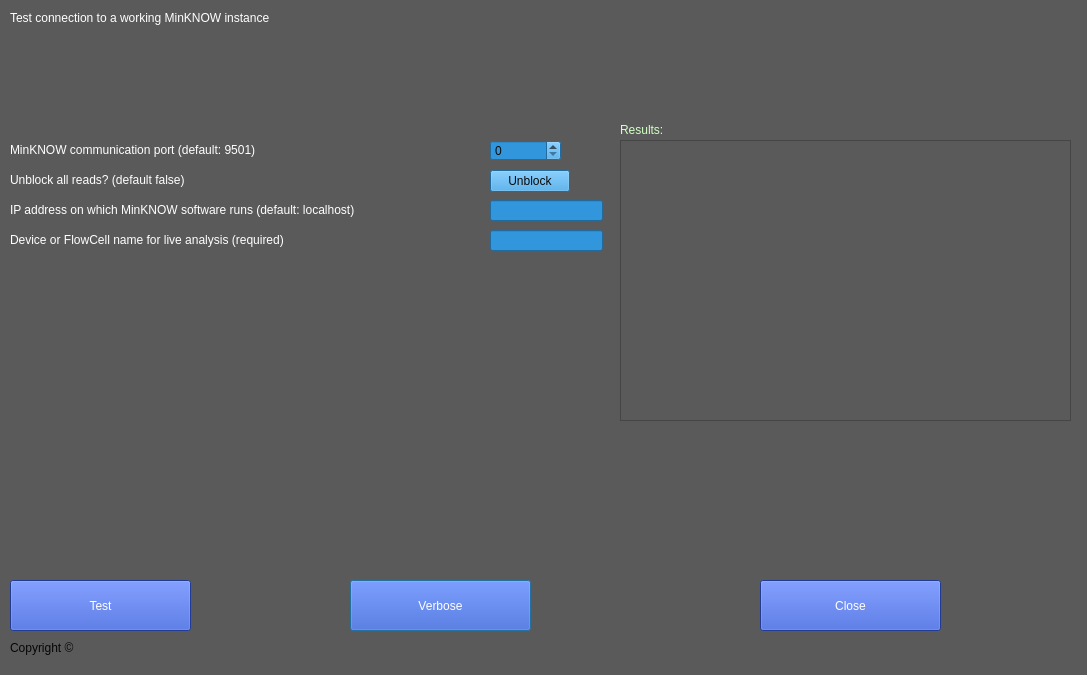
First picture: the form in src/main/ui/connection_test_mainwindow.ui, repository JensUweUlrich/ReadBouncer, before the edit.
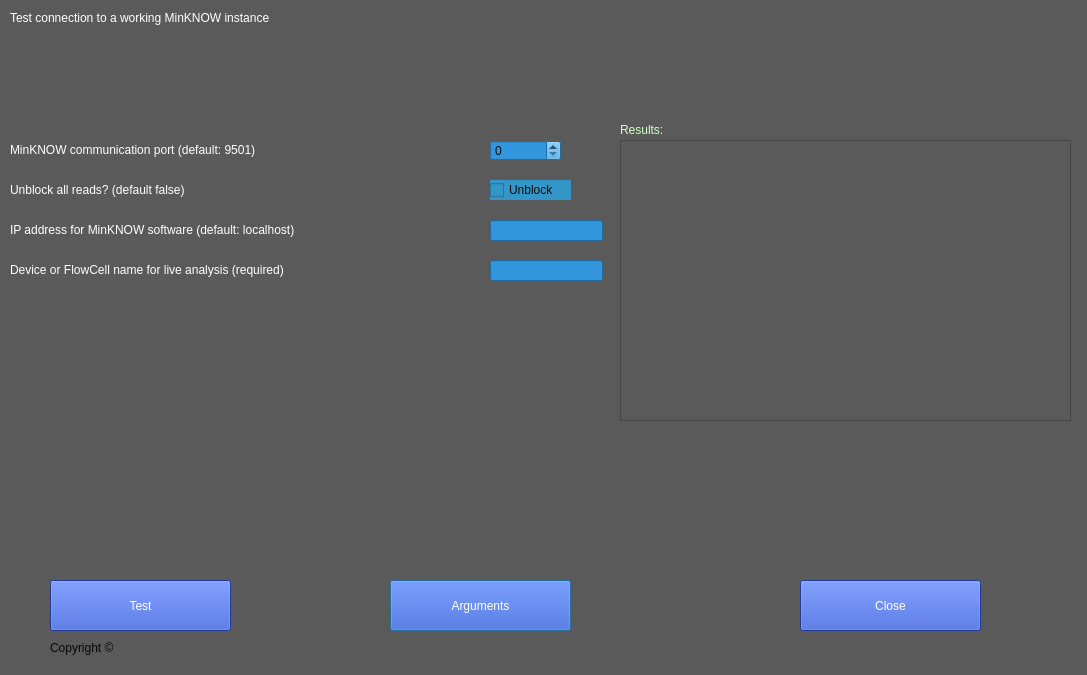
Second picture: the form after the edit.

What changed in the file:
```diff
--- a/src/main/ui/connection_test_mainwindow.ui
+++ b/src/main/ui/connection_test_mainwindow.ui
@@ -10,6 +10,12 @@
     <height>675</height>
    </rect>
   </property>
+  <property name="maximumSize">
+   <size>
+    <width>1087</width>
+    <height>675</height>
+   </size>
+  </property>
   <property name="windowTitle">
    <string>Dialog</string>
   </property>
@@ -19,7 +25,7 @@
   <widget class="QLabel" name="label_2">
    <property name="geometry">
     <rect>
-     <x>10</x>
+     <x>50</x>
      <y>640</y>
      <width>941</width>
      <height>16</height>
@@ -53,7 +59,7 @@
    <property name="geometry">
     <rect>
      <x>490</x>
-     <y>230</y>
+     <y>260</y>
      <width>113</width>
      <height>21</height>
     </rect>
@@ -109,7 +115,7 @@
    <property name="geometry">
     <rect>
      <x>10</x>
-     <y>170</y>
+     <y>180</y>
      <width>461</width>
      <height>20</height>
     </rect>
@@ -142,7 +148,7 @@
   <widget class="QPushButton" name="pushButton_7">
    <property name="geometry">
     <rect>
-     <x>350</x>
+     <x>390</x>
      <y>580</y>
      <width>181</width>
      <height>51</height>
@@ -155,7 +161,7 @@
 border-color: rgb(170, 255, 0);</string>
    </property>
    <property name="text">
-    <string>Verbose</string>
+    <string>Arguments</string>
    </property>
   </widget>
   <widget class="QLabel" name="label_5">
@@ -179,7 +185,7 @@
    <property name="geometry">
     <rect>
      <x>10</x>
-     <y>200</y>
+     <y>220</y>
      <width>461</width>
      <height>20</height>
     </rect>
@@ -189,13 +195,13 @@
 font: 75 10pt &quot;MS Shell Dlg 2&quot;;</string>
    </property>
    <property name="text">
-    <string>IP address on which MinKNOW software runs (default: localhost)</string>
+    <string>IP address for MinKNOW software (default: localhost)</string>
    </property>
   </widget>
   <widget class="QPushButton" name="pushButton_4">
    <property name="geometry">
     <rect>
-     <x>10</x>
+     <x>50</x>
      <y>580</y>
      <width>181</width>
      <height>51</height>
@@ -215,7 +221,7 @@
    <property name="geometry">
     <rect>
      <x>490</x>
-     <y>200</y>
+     <y>220</y>
      <width>113</width>
      <height>21</height>
     </rect>
@@ -232,7 +238,7 @@
   <widget class="QPushButton" name="pushButton_3">
    <property name="geometry">
     <rect>
-     <x>760</x>
+     <x>800</x>
      <y>580</y>
      <width>181</width>
      <height>51</height>
@@ -252,7 +258,7 @@
    <property name="geometry">
     <rect>
      <x>10</x>
-     <y>230</y>
+     <y>260</y>
      <width>461</width>
      <height>20</height>
     </rect>
@@ -265,19 +271,20 @@
     <string>Device or FlowCell name for live analysis (required)</string>
    </property>
   </widget>
-  <widget class="QPushButton" name="pushButton_2">
+  <widget class="QCheckBox" name="checkBox">
    <property name="geometry">
     <rect>
      <x>490</x>
-     <y>170</y>
-     <width>80</width>
-     <height>22</height>
+     <y>180</y>
+     <width>81</width>
+     <height>20</height>
     </rect>
    </property>
    <property name="styleSheet">
     <string notr="true">color: rgb(11, 11, 11);
-background-color: rgb(50, 150, 220);
-font: 75 10pt &quot;MS Shell Dlg 2&quot;;</string>
+background-color: rgb(50, 150, 200);
+font: 75 10pt &quot;MS Shell Dlg 2&quot;;
+</string>
    </property>
    <property name="text">
     <string>Unblock</string>
```
